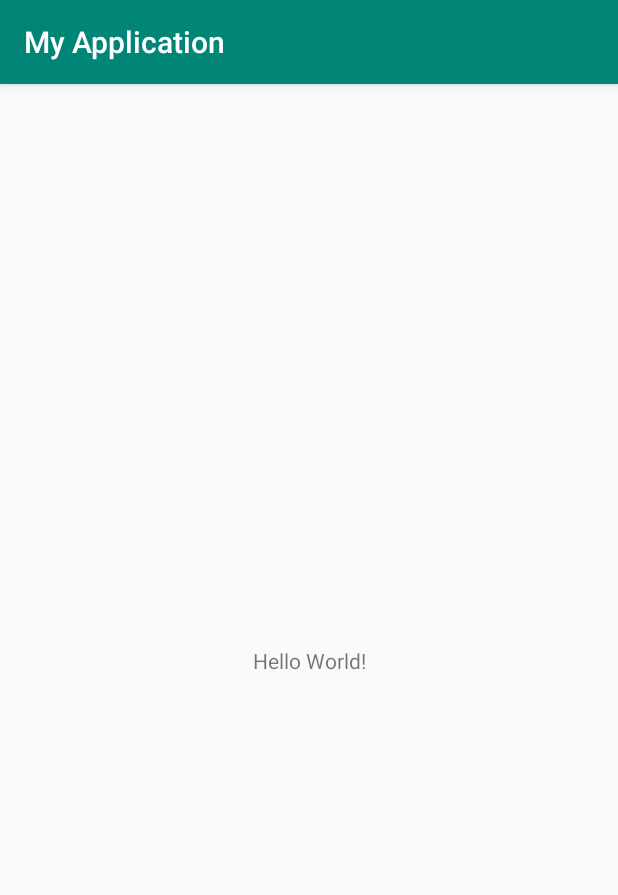
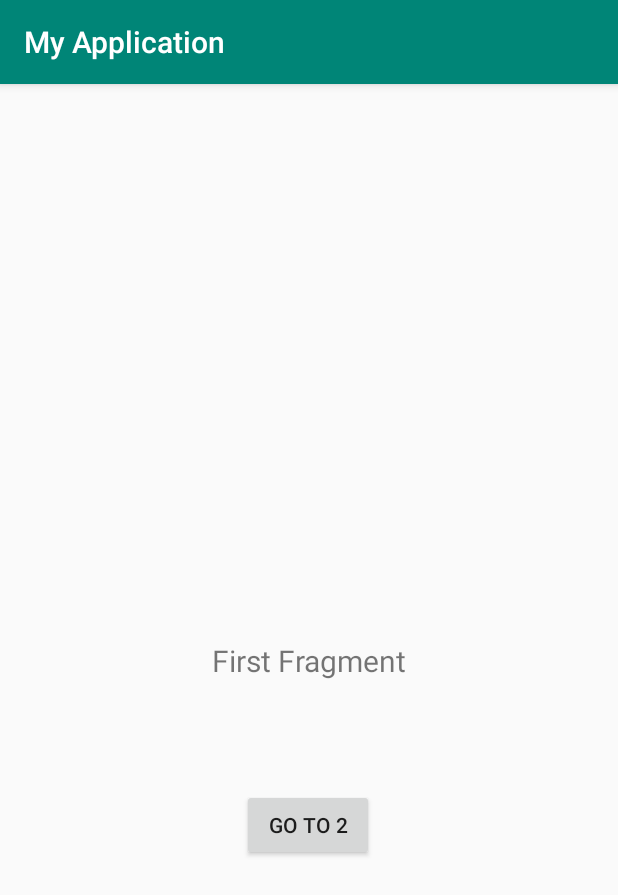
Before and after one commit to hshdave/MajorProjMAD313, an Android app: the screen it shows after launch (MainActivity), on a phone screen of 412 x 824 dp. Shown: the top 895 px of the screen. Run offline under Robolectric (Android 15) with nearby library versions, the phone set to English and light mode, and no system bars; 1 statement that could not run was skipped.

Commit message:
Fragment NavController

```diff
--- /dev/null
+++ b/app/src/main/java/com/example/myapplication/FirstFragment.java
@@ -0,0 +1,61 @@
+package com.example.myapplication;
+
+import android.content.Context;
+import android.net.Uri;
+import android.os.Bundle;
+
+import androidx.annotation.NonNull;
+import androidx.annotation.Nullable;
+import androidx.fragment.app.Fragment;
+import androidx.navigation.NavController;
+import androidx.navigation.Navigation;
+
+import android.view.LayoutInflater;
+import android.view.View;
+import android.view.ViewGroup;
+import android.widget.Button;
+import android.widget.TextView;
+
+
+public class FirstFragment extends Fragment {
+
+    Button btn_go;
+    private NavController navController;
+
+    public FirstFragment() {
+        // Required empty public constructor
+    }
+
+    @Override
+    public void onViewCreated(@NonNull View view, @Nullable Bundle savedInstanceState) {
+        super.onViewCreated(view, savedInstanceState);
+
+        navController = Navigation.findNavController(getActivity(),R.id.nav_host_fragment);
+
+        btn_go = view.findViewById(R.id.btn_first);
+
+        btn_go.setOnClickListener(new View.OnClickListener() {
+            @Override
+            public void onClick(View v) {
+                navController.navigate(R.id.secondFragment);
+            }
+        });
+
+    }
+
+    @Override
+    public View onCreateView(LayoutInflater inflater, ViewGroup container,
+                             Bundle savedInstanceState) {
+        // Inflate the layout for this fragment
+        return inflater.inflate(R.layout.fragment_first, container, false);
+    }
+
+
+    @Override
+    public void onAttach(Context context) {
+        super.onAttach(context);
+
+    }
+
+
+}
--- a/app/src/main/res/layout/activity_main.xml
+++ b/app/src/main/res/layout/activity_main.xml
@@ -6,13 +6,14 @@
     android:layout_height="match_parent"
     tools:context=".MainActivity">
 
-    <TextView
-        android:layout_width="wrap_content"
-        android:layout_height="wrap_content"
-        android:text="Hello World!"
-        app:layout_constraintBottom_toBottomOf="parent"
-        app:layout_constraintLeft_toLeftOf="parent"
-        app:layout_constraintRight_toRightOf="parent"
-        app:layout_constraintTop_toTopOf="parent" />
+   <fragment
+       android:layout_width="match_parent"
+       android:layout_height="match_parent"
+       android:id="@+id/nav_host_fragment"
+       android:name="androidx.navigation.fragment.NavHostFragment"
+       app:defaultNavHost="true"
+       app:navGraph="@navigation/navigation_graph"
+       />
+
 
 </androidx.constraintlayout.widget.ConstraintLayout>
--- /dev/null
+++ b/app/src/main/res/layout/fragment_first.xml
@@ -0,0 +1,33 @@
+<?xml version="1.0" encoding="utf-8"?>
+<androidx.constraintlayout.widget.ConstraintLayout xmlns:android="http://schemas.android.com/apk/res/android"
+    xmlns:app="http://schemas.android.com/apk/res-auto"
+    xmlns:tools="http://schemas.android.com/tools"
+    android:layout_width="match_parent"
+    android:layout_height="match_parent"
+    tools:context=".FirstFragment">
+
+    <!-- TODO: Update blank fragment layout -->
+    <TextView
+        android:id="@+id/txt_firstfrag"
+        android:layout_width="wrap_content"
+        android:layout_height="wrap_content"
+        android:text="First Fragment"
+        android:textSize="20sp"
+        app:layout_constraintBottom_toBottomOf="parent"
+        app:layout_constraintEnd_toEndOf="parent"
+        app:layout_constraintStart_toStartOf="parent"
+        app:layout_constraintTop_toTopOf="parent" />
+
+
+    <Button
+        android:id="@+id/btn_first"
+        android:layout_width="wrap_content"
+        android:layout_height="wrap_content"
+        android:layout_marginTop="72dp"
+        android:text="Go to 2"
+        app:layout_constraintEnd_toEndOf="parent"
+        app:layout_constraintHorizontal_bias="0.498"
+        app:layout_constraintStart_toStartOf="parent"
+        app:layout_constraintTop_toBottomOf="@+id/txt_firstfrag" />
+
+</androidx.constraintlayout.widget.ConstraintLayout>
--- /dev/null
+++ b/app/src/main/res/navigation/navigation_graph.xml
@@ -0,0 +1,18 @@
+<?xml version="1.0" encoding="utf-8"?>
+<navigation xmlns:android="http://schemas.android.com/apk/res/android"
+    xmlns:app="http://schemas.android.com/apk/res-auto"
+    xmlns:tools="http://schemas.android.com/tools"
+    android:id="@+id/navigation_graph"
+    app:startDestination="@id/firstFragment">
+
+    <fragment
+        android:id="@+id/firstFragment"
+        android:name="com.example.myapplication.FirstFragment"
+        android:label="fragment_first"
+        tools:layout="@layout/fragment_first" />
+    <fragment
+        android:id="@+id/secondFragment"
+        android:name="com.example.myapplication.SecondFragment"
+        android:label="fragment_second"
+        tools:layout="@layout/fragment_second" />
+</navigation>
--- a/app/src/main/res/values/strings.xml
+++ b/app/src/main/res/values/strings.xml
@@ -1,3 +1,6 @@
 <resources>
     <string name="app_name">My Application</string>
+
+    <!-- TODO: Remove or change this placeholder text -->
+    <string name="hello_blank_fragment">Hello blank fragment</string>
 </resources>
```
Also changed, not shown: app/build.gradle (+7 -0 lines), app/src/main/java/com/example/myapplication/SecondFragment.java (added, +58 -0 lines), app/src/main/res/layout/fragment_second.xml (added, +31 -0 lines).
